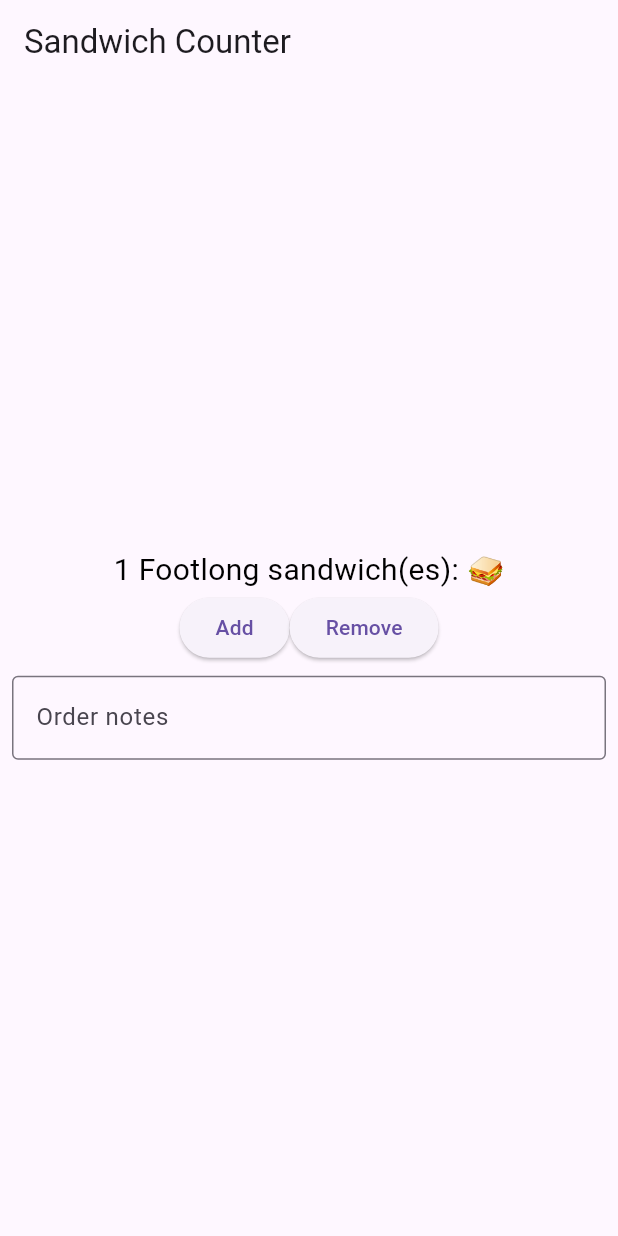
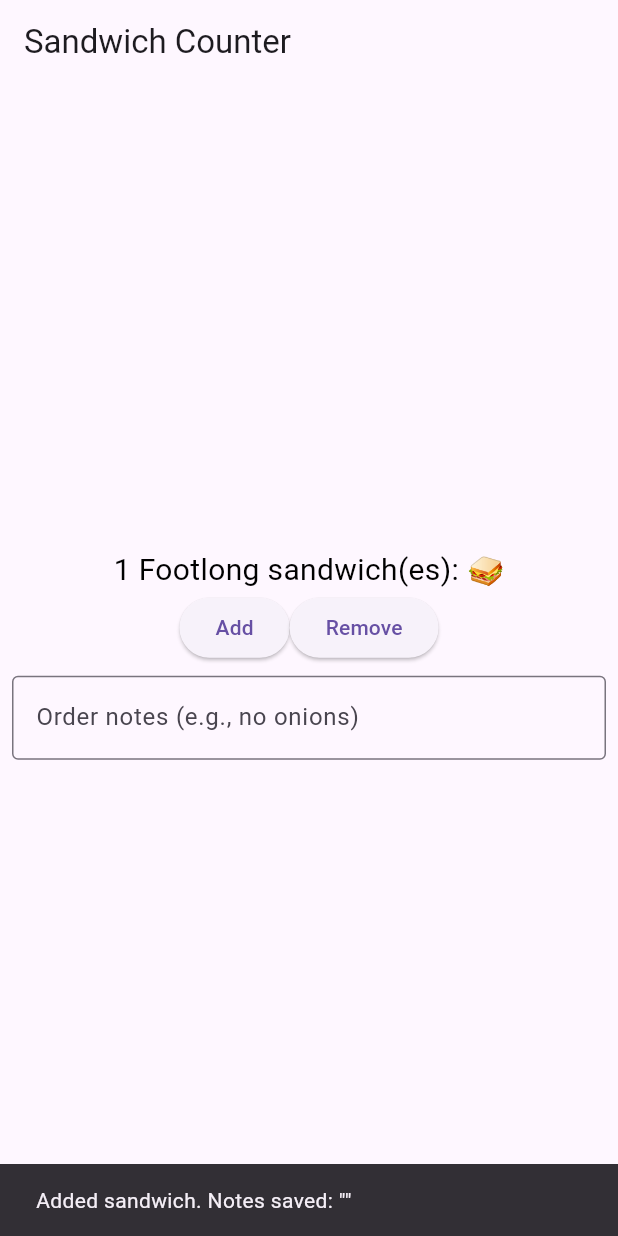
Before and after one commit to Luke-L2264308/first_flutter, a Flutter app: the screen it shows after launch, after a tap on "Add", on a phone screen of 412 x 824 dp. Run offline on Flutter 3.47's test engine with Material 3 defaults, Android fonts, the phone set to English and light mode, and no system bars.

Commit message:
add notes to sandwich

```diff
--- a/lib/main.dart
+++ b/lib/main.dart
@@ -28,10 +28,30 @@ class OrderScreen extends StatefulWidget {
 }
 
 class _OrderScreenState extends State<OrderScreen> {
+  // 1. Create a TextEditingController to get the text from the TextField.
+  final _notesController = TextEditingController();
+
+  // 2. Create a variable to hold the saved text.
+  String _savedSandwichContents = '';
+
   int _quantity = 0;
+
   void _increaseQuantity() {
     if (_quantity < widget.maxQuantity) {
-      setState(() => _quantity++);
+      setState(() {
+        _quantity++;
+        // 3. When the "Add" button is pressed, save the text from the controller.
+        _savedSandwichContents = _notesController.text;
+      });
+
+      // You can also show a quick message to confirm it was saved.
+      ScaffoldMessenger.of(context).hideCurrentSnackBar();
+      ScaffoldMessenger.of(context).showSnackBar(
+        SnackBar(
+          content: Text(
+              'Added sandwich. Notes saved: "$_savedSandwichContents"'),
+        ),
+      );
     }
   }
 
@@ -39,6 +59,13 @@ class _OrderScreenState extends State<OrderScreen> {
     if (_quantity > 0) {
       setState(() => _quantity--);
     }
+  }
+
+  // 4. Remember to dispose of the controller when it's no longer needed.
+  @override
+  void dispose() {
+    _notesController.dispose();
+    super.dispose();
   }
 
   @override
@@ -55,25 +82,33 @@ class _OrderScreenState extends State<OrderScreen> {
               _quantity,
               'Footlong',
             ),
+            // Optional: Display the saved contents to see it working.
+            if (_savedSandwichContents.isNotEmpty)
+              Padding(
+                padding: const EdgeInsets.all(8.0),
+                child: Text('Current Notes: $_savedSandwichContents'),
+              ),
             Row(
               mainAxisAlignment: MainAxisAlignment.center,
               children: [
                 ElevatedButton(
-                  onPressed: () => _increaseQuantity(),
+                  onPressed: _increaseQuantity, // This now also saves the notes
                   child: const Text('Add'),
                 ),
                 ElevatedButton(
-                  onPressed: () => _decreaseQuantity(),
+                  onPressed: _decreaseQuantity,
                   child: const Text('Remove'),
                 ),
               ],
             ),
-            const Padding(
-              padding: EdgeInsets.all(8.0),
+            Padding( // 5. Remove 'const' from Padding
+              padding: const EdgeInsets.all(8.0),
               child: TextField(
-                decoration: InputDecoration(
+                // 6. Assign the controller to the TextField.
+                controller: _notesController,
+                decoration: const InputDecoration(
                   border: OutlineInputBorder(),
-                  labelText: 'Order notes',
+                  labelText: 'Order notes (e.g., no onions)',
                 ),
               ),
             )
@@ -93,7 +128,7 @@ class OrderItemDisplay extends StatelessWidget {
   @override
   Widget build(BuildContext context) {
     return Text(
-        style: TextStyle(color: Colors.black, fontSize: 20),
+        style: const TextStyle(color: Colors.black, fontSize: 20),
         '$quantity $itemType sandwich(es): ${'🥪' * quantity}');
   }
 }
```
